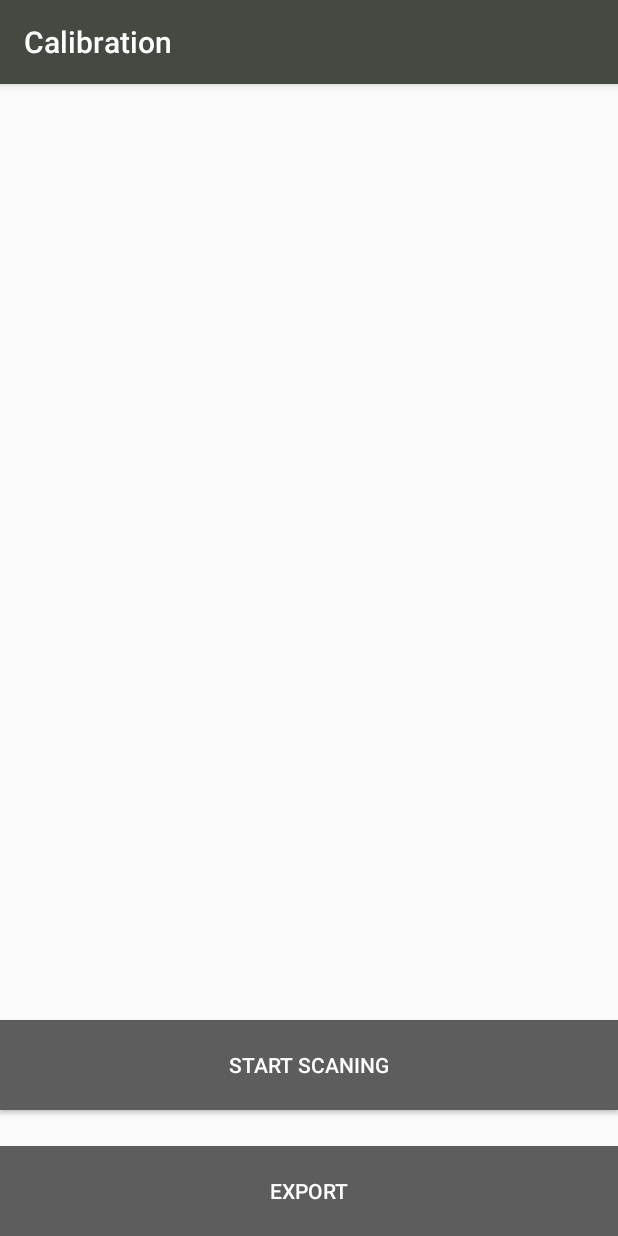
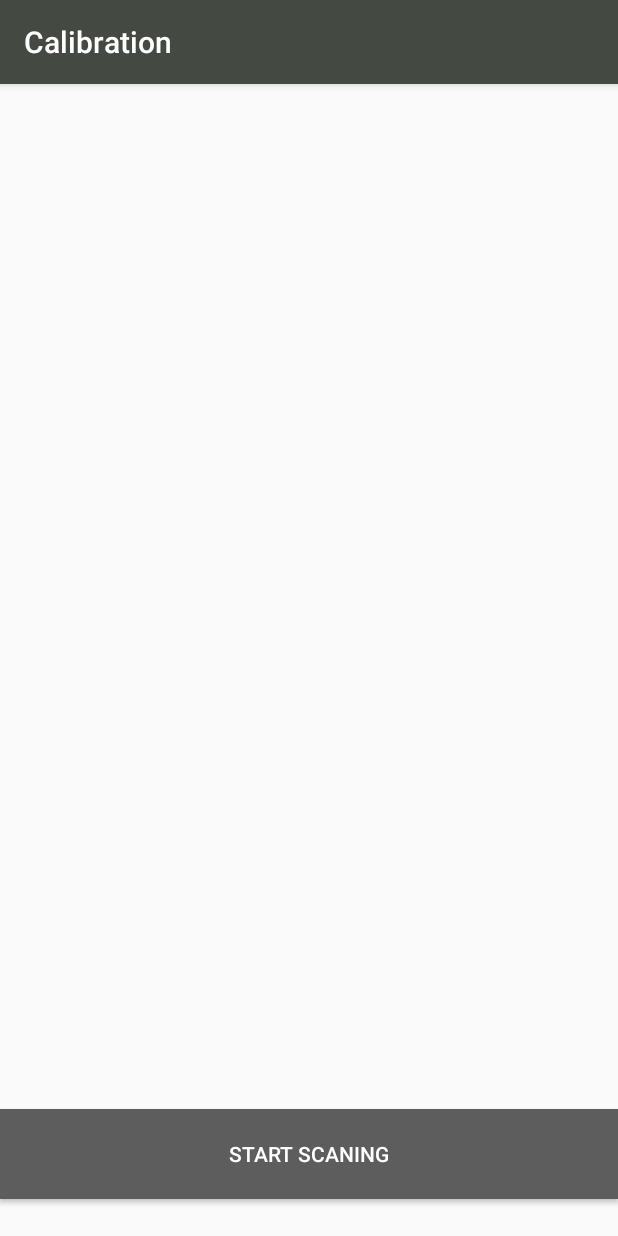
Before and after one commit to AlexanderBacklund/BachelorProject18, an Android app: the calibration screen opened directly, with no data from a screen before it, on a phone screen of 412 x 824 dp. Run offline under Robolectric (Android 15) with nearby library versions, the phone set to English and light mode, and no system bars.

Commit message:
tog bort export knappen

```diff
--- a/Android/app/src/main/res/layout/activity_calibration.xml
+++ b/Android/app/src/main/res/layout/activity_calibration.xml
@@ -18,6 +18,7 @@
         android:id="@+id/scan"
         android:layout_width="0dp"
         android:layout_height="60dp"
+        android:layout_marginBottom="2dp"
         android:layout_marginTop="8dp"
         android:background="@color/colorButton"
         android:text="Start Scaning"
@@ -27,18 +28,6 @@
         app:layout_constraintHorizontal_bias="0.0"
         app:layout_constraintStart_toStartOf="parent"
         app:layout_constraintTop_toTopOf="parent"
-        app:layout_constraintVertical_bias="0.88" />
+        app:layout_constraintVertical_bias="0.968" />
 
-    <Button
-        android:id="@+id/export"
-        android:layout_width="0dp"
-        android:layout_height="60dp"
-        android:background="@color/colorButton"
-        android:text="Export"
-        android:textColor="@color/colorText"
-        app:layout_constraintBottom_toBottomOf="parent"
-        app:layout_constraintEnd_toEndOf="parent"
-        app:layout_constraintStart_toStartOf="parent"
-        app:layout_constraintTop_toTopOf="parent"
-        app:layout_constraintVertical_bias="1.0" />
 </android.support.constraint.ConstraintLayout>
```
Also changed, not shown: Android/app/src/main/java/com/example/baurre95/my_first_kotlin/calibration.kt (+0 -9 lines), Android/app/src/main/java/com/example/baurre95/my_first_kotlin/file.kt (deleted, +0 -45 lines), Android/app/src/main/res/layout/activity_file.xml (deleted, +0 -65 lines).
